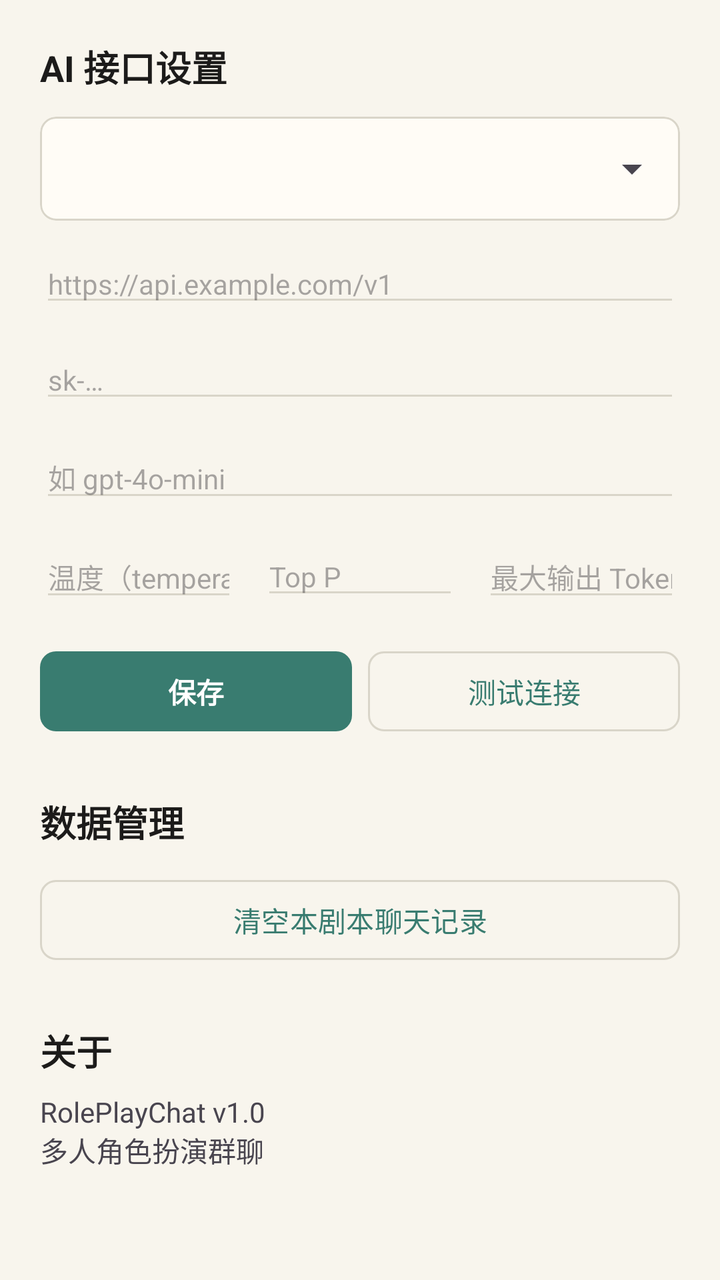
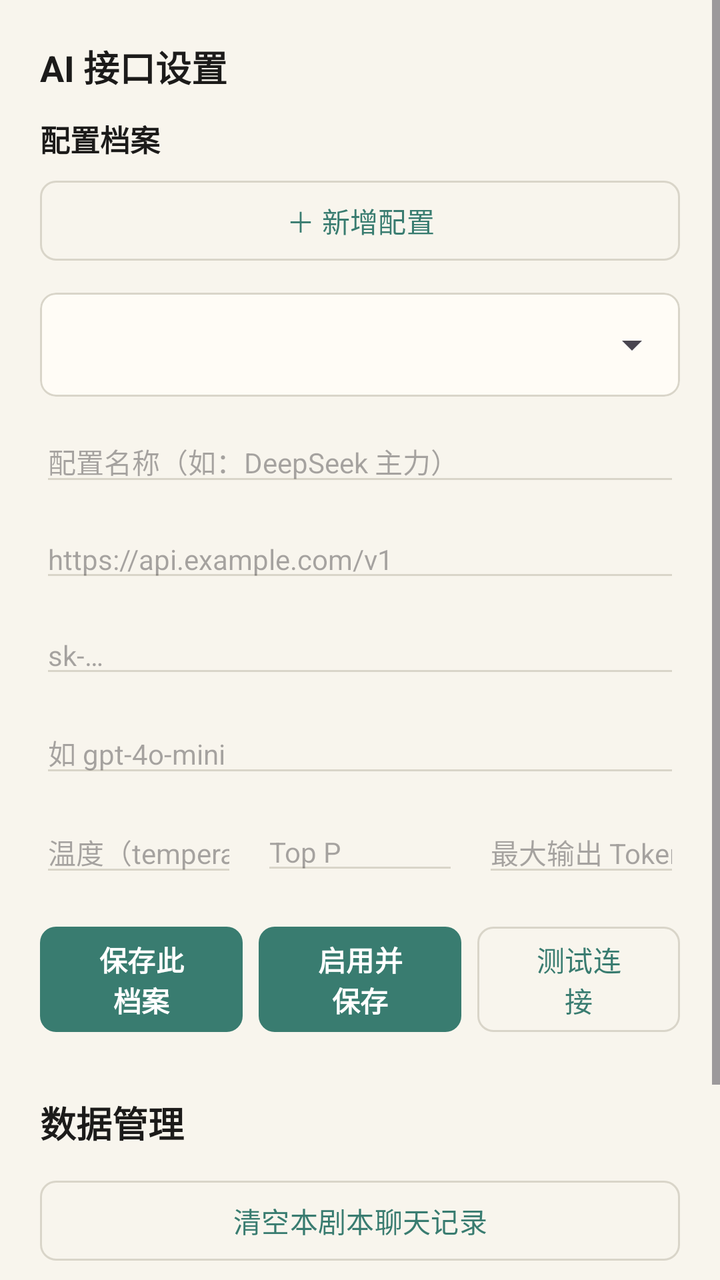

Compare the two renders of this Android layout. The source of the first and the diff that turns it into the second are given below.
<!-- AndroidManifest.xml: application theme Theme.RolePlayChat -->
<!-- res/layout/fragment_settings.xml -->
<?xml version="1.0" encoding="utf-8"?>
<ScrollView xmlns:android="http://schemas.android.com/apk/res/android"
    android:layout_width="match_parent"
    android:layout_height="match_parent"
    android:background="@drawable/bg_page_warm"
    android:fillViewport="true">

    <LinearLayout
        android:layout_width="match_parent"
        android:layout_height="wrap_content"
        android:orientation="vertical"
        android:padding="@dimen/screen_margin"
        android:paddingBottom="32dp">

        <TextView
            android:layout_width="match_parent"
            android:layout_height="wrap_content"
            android:text="@string/settings_api"
            android:textSize="@dimen/text_title"
            android:textStyle="bold"
            android:textColor="@color/text_primary" />

        <com.google.android.material.card.MaterialCardView
            android:layout_width="match_parent"
            android:layout_height="wrap_content"
            android:layout_marginTop="@dimen/space_m"
            style="@style/Widget.RolePlayChat.Card">

            <Spinner
                android:id="@+id/input_provider"
                android:layout_width="match_parent"
                android:layout_height="52dp"
                android:contentDescription="@string/settings_provider"
                android:paddingHorizontal="@dimen/space_m" />
        </com.google.android.material.card.MaterialCardView>

        <EditText
            android:id="@+id/input_base_url"
            android:layout_width="match_parent"
            android:layout_height="wrap_content"
            android:layout_marginTop="@dimen/space_m"
            android:hint="@string/settings_base_url_hint"
            android:inputType="textUri"
            android:textSize="@dimen/text_body"
            android:backgroundTint="@color/brand_outline" />

        <EditText
            android:id="@+id/input_api_key"
            android:layout_width="match_parent"
            android:layout_height="wrap_content"
            android:layout_marginTop="@dimen/space_m"
            android:hint="@string/settings_api_key_hint"
            android:inputType="textPassword"
            android:textSize="@dimen/text_body"
            android:backgroundTint="@color/brand_outline" />

        <EditText
            android:id="@+id/input_model"
            android:layout_width="match_parent"
            android:layout_height="wrap_content"
            android:layout_marginTop="@dimen/space_m"
            android:hint="@string/settings_model_hint"
            android:inputType="text"
            android:textSize="@dimen/text_body"
            android:backgroundTint="@color/brand_outline" />

        <LinearLayout
            android:layout_width="match_parent"
            android:layout_height="wrap_content"
            android:layout_marginTop="@dimen/space_m"
            android:orientation="horizontal">

            <EditText
                android:id="@+id/input_temperature"
                android:layout_width="0dp"
                android:layout_height="wrap_content"
                android:layout_weight="1"
                android:hint="@string/settings_temperature"
                android:inputType="numberDecimal"
                android:textSize="@dimen/text_body"
                android:backgroundTint="@color/brand_outline" />

            <EditText
                android:id="@+id/input_top_p"
                android:layout_width="0dp"
                android:layout_height="wrap_content"
                android:layout_weight="1"
                android:layout_marginStart="@dimen/space_m"
                android:hint="@string/settings_top_p"
                android:inputType="numberDecimal"
                android:textSize="@dimen/text_body"
                android:backgroundTint="@color/brand_outline" />

            <EditText
                android:id="@+id/input_max_tokens"
                android:layout_width="0dp"
                android:layout_height="wrap_content"
                android:layout_weight="1"
                android:layout_marginStart="@dimen/space_m"
                android:hint="@string/settings_max_tokens"
                android:inputType="number"
                android:textSize="@dimen/text_body"
                android:backgroundTint="@color/brand_outline" />
        </LinearLayout>

        <LinearLayout
            android:layout_width="match_parent"
            android:layout_height="wrap_content"
            android:layout_marginTop="@dimen/space_l"
            android:orientation="horizontal">

            <com.google.android.material.button.MaterialButton
                android:id="@+id/btn_save_settings"
                android:layout_width="0dp"
                android:layout_height="wrap_content"
                android:layout_weight="1"
                android:text="@string/action_save"
                style="@style/Widget.RolePlayChat.Button" />

            <com.google.android.material.button.MaterialButton
                android:id="@+id/btn_test_connection"
                android:layout_width="0dp"
                android:layout_height="wrap_content"
                android:layout_weight="1"
                android:layout_marginStart="@dimen/space_s"
                android:text="@string/settings_test_connection"
                style="@style/Widget.RolePlayChat.Button.Quiet" />
        </LinearLayout>

        <TextView
            android:layout_width="match_parent"
            android:layout_height="wrap_content"
            android:layout_marginTop="@dimen/section_gap"
            android:text="@string/settings_data"
            android:textSize="@dimen/text_title"
            android:textStyle="bold"
            android:textColor="@color/text_primary" />

        <com.google.android.material.button.MaterialButton
            android:id="@+id/btn_clear_chat"
            android:layout_width="match_parent"
            android:layout_height="wrap_content"
            android:layout_marginTop="@dimen/space_m"
            android:text="@string/settings_clear_chat"
            style="@style/Widget.RolePlayChat.Button.Quiet" />

        <TextView
            android:layout_width="match_parent"
            android:layout_height="wrap_content"
            android:layout_marginTop="@dimen/section_gap"
            android:text="@string/settings_about"
            android:textSize="@dimen/text_title"
            android:textStyle="bold"
            android:textColor="@color/text_primary" />

        <TextView
            android:layout_width="match_parent"
            android:layout_height="wrap_content"
            android:layout_marginTop="@dimen/space_s"
            android:text="@string/settings_about_text"
            android:textColor="@color/text_secondary"
            android:textSize="@dimen/text_body" />
    </LinearLayout>
</ScrollView>
<!-- resources referenced by this layout -->
<resources>
  <color name="brand_outline">#FFD9D5C9</color>
  <color name="text_primary">#FF1C1B1A</color>
  <color name="text_secondary">#FF49454F</color>
  <dimen name="screen_margin">20dp</dimen>
  <dimen name="section_gap">28dp</dimen>
  <dimen name="space_l">16dp</dimen>
  <dimen name="space_m">12dp</dimen>
  <dimen name="space_s">8dp</dimen>
  <dimen name="text_body">14sp</dimen>
  <dimen name="text_title">18sp</dimen>
  <!-- drawable bg_page_warm (drawable) -->
  <?xml version="1.0" encoding="utf-8"?>
  <shape xmlns:android="http://schemas.android.com/apk/res/android" android:shape="rectangle">
      <solid android:color="@color/brand_background" />
  </shape>
  <string name="action_save">保存</string>
  <string name="settings_about">关于</string>
  <string name="settings_about_text">RolePlayChat v1.0\n多人角色扮演群聊</string>
  <string name="settings_api">AI 接口设置</string>
  <string name="settings_api_key_hint">sk-…</string>
  <string name="settings_base_url_hint">https://api.example.com/v1</string>
  <string name="settings_clear_chat">清空本剧本聊天记录</string>
  <string name="settings_data">数据管理</string>
  <string name="settings_max_tokens">最大输出 Token</string>
  <string name="settings_model_hint">如 gpt-4o-mini</string>
  <string name="settings_provider">AI 服务商</string>
  <string name="settings_temperature">温度（temperature）</string>
  <string name="settings_test_connection">测试连接</string>
  <string name="settings_top_p">Top P</string>
  <style name="Widget.RolePlayChat.Button" parent="Widget.Material3.Button">
          <item name="cornerRadius">8dp</item>
          <item name="android:minHeight">48dp</item>
          <item name="android:textStyle">bold</item>
      </style>
  <style name="Widget.RolePlayChat.Button.Quiet" parent="Widget.Material3.Button.OutlinedButton">
          <item name="cornerRadius">8dp</item>
          <item name="android:minHeight">48dp</item>
          <item name="strokeColor">@color/brand_outline</item>
          <item name="android:textColor">@color/brand_primary</item>
      </style>
  <style name="Widget.RolePlayChat.Card" parent="Widget.Material3.CardView.Elevated">
          <item name="cardCornerRadius">@dimen/card_corner</item>
          <item name="cardElevation">0dp</item>
          <item name="strokeColor">@color/brand_outline</item>
          <item name="strokeWidth">1dp</item>
          <item name="cardBackgroundColor">@color/brand_surface</item>
      </style>
  <color name="brand_background">#FFF8F5ED</color>
  <color name="brand_primary">#FF397C70</color>
  <dimen name="card_corner">8dp</dimen>
  <color name="brand_surface">#FFFFFCF6</color>
  <color name="brand_on_primary">#FFFFFFFF</color>
  <color name="brand_primary_light">#FF6E9E93</color>
  <color name="brand_secondary">#FFC99647</color>
  <color name="brand_surface_variant">#FFF0EEE5</color>
  <color name="brand_on_surface">#FF242722</color>
  <color name="brand_on_surface_variant">#FF6E716A</color>
  <!-- unchanged entries left out for length: 1 -->
</resources>

<!-- the commit's change to res/layout/fragment_settings.xml (unified diff, before → after) -->
@@ -19,6 +19,30 @@
             android:textSize="@dimen/text_title"
             android:textStyle="bold"
             android:textColor="@color/text_primary" />
+
+        <TextView
+            android:layout_width="match_parent"
+            android:layout_height="wrap_content"
+            android:layout_marginTop="@dimen/space_m"
+            android:text="@string/settings_profiles"
+            android:textSize="15sp"
+            android:textStyle="bold"
+            android:textColor="@color/text_primary" />
+
+        <androidx.recyclerview.widget.RecyclerView
+            android:id="@+id/recycler_profiles"
+            android:layout_width="match_parent"
+            android:layout_height="wrap_content"
+            android:overScrollMode="never"
+            android:nestedScrollingEnabled="false" />
+
+        <com.google.android.material.button.MaterialButton
+            android:id="@+id/btn_add_profile"
+            android:layout_width="match_parent"
+            android:layout_height="wrap_content"
+            android:layout_marginTop="6dp"
+            android:text="@string/settings_profile_add"
+            style="@style/Widget.RolePlayChat.Button.Quiet" />
 
         <com.google.android.material.card.MaterialCardView
             android:layout_width="match_parent"
@@ -35,6 +59,17 @@
         </com.google.android.material.card.MaterialCardView>
 
         <EditText
+            android:id="@+id/input_profile_name"
+            android:layout_width="match_parent"
+            android:layout_height="wrap_content"
+            android:layout_marginTop="@dimen/space_m"
+            android:hint="@string/settings_profile_name_hint"
+            android:inputType="text"
+            android:maxLength="40"
+            android:textSize="@dimen/text_body"
+            android:backgroundTint="@color/brand_outline" />
+
+        <EditText
             android:id="@+id/input_base_url"
             android:layout_width="match_parent"
             android:layout_height="wrap_content"
@@ -114,7 +149,16 @@
                 android:layout_width="0dp"
                 android:layout_height="wrap_content"
                 android:layout_weight="1"
-                android:text="@string/action_save"
+                android:text="@string/settings_save_profile"
+                style="@style/Widget.RolePlayChat.Button" />
+
+            <com.google.android.material.button.MaterialButton
+                android:id="@+id/btn_activate_save"
+                android:layout_width="0dp"
+                android:layout_height="wrap_content"
+                android:layout_weight="1"
+                android:layout_marginStart="@dimen/space_s"
+                android:text="@string/settings_profile_enable_and_save"
                 style="@style/Widget.RolePlayChat.Button" />
 
             <com.google.android.material.button.MaterialButton
<!-- resource entries referenced after the edit -->
@@ -15,7 +15,6 @@
   <shape xmlns:android="http://schemas.android.com/apk/res/android" android:shape="rectangle">
       <solid android:color="@color/brand_background" />
   </shape>
-  <string name="action_save">保存</string>
   <string name="settings_about">关于</string>
   <string name="settings_about_text">RolePlayChat v1.0\n多人角色扮演群聊</string>
   <string name="settings_api">AI 接口设置</string>
@@ -25,7 +24,12 @@
   <string name="settings_data">数据管理</string>
   <string name="settings_max_tokens">最大输出 Token</string>
   <string name="settings_model_hint">如 gpt-4o-mini</string>
+  <string name="settings_profile_add">＋ 新增配置</string>
+  <string name="settings_profile_enable_and_save">启用并保存</string>
+  <string name="settings_profile_name_hint">配置名称（如：DeepSeek 主力）</string>
+  <string name="settings_profiles">配置档案</string>
   <string name="settings_provider">AI 服务商</string>
+  <string name="settings_save_profile">保存此档案</string>
   <string name="settings_temperature">温度（temperature）</string>
   <string name="settings_test_connection">测试连接</string>
   <string name="settings_top_p">Top P</string>
